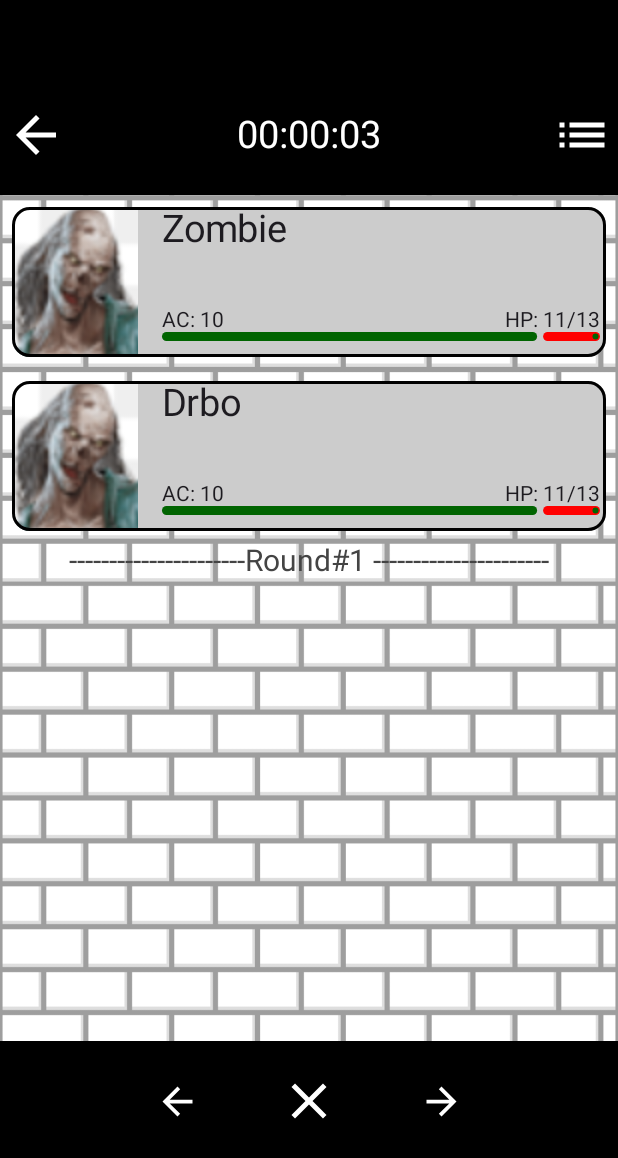
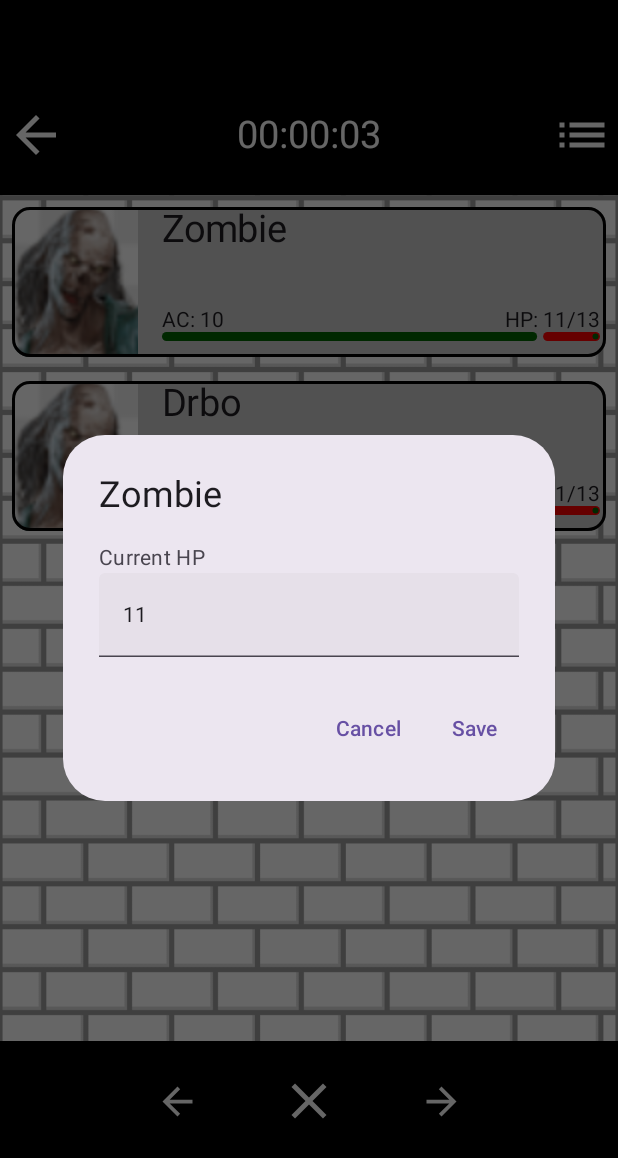
Before and after one commit to JurajNznsk/SerpEncounter, an Android app built with Jetpack Compose: the EncounterScreen screen opened through its navigation route, after a tap on "Zombie", on a phone screen of 412 x 824 dp. Shown: the top 1158 px of the screen. Run offline under Robolectric (Android 15) with nearby library versions, the phone set to English and light mode, and no system bars.

Commit message:
EncounterScreen: onEntityClick dialog changed slightly

```diff
--- a/app/src/main/java/com/example/serpencounter/ui/screens/EncounterScreen.kt
+++ b/app/src/main/java/com/example/serpencounter/ui/screens/EncounterScreen.kt
@@ -16,12 +16,14 @@ import androidx.compose.foundation.layout.size
 import androidx.compose.foundation.lazy.LazyColumn
 import androidx.compose.foundation.lazy.items
 import androidx.compose.foundation.shape.RoundedCornerShape
+import androidx.compose.foundation.text.KeyboardOptions
 import androidx.compose.material.icons.Icons
 import androidx.compose.material.icons.automirrored.filled.ArrowBack
 import androidx.compose.material.icons.automirrored.filled.ArrowForward
 import androidx.compose.material.icons.automirrored.filled.List
 import androidx.compose.material.icons.filled.Clear
 import androidx.compose.material.icons.filled.PlayArrow
+import androidx.compose.material3.AlertDialog
 import androidx.compose.material3.Card
 import androidx.compose.material3.CardDefaults
 import androidx.compose.material3.DropdownMenu
@@ -32,6 +34,8 @@ import androidx.compose.material3.LinearProgressIndicator
 import androidx.compose.material3.Scaffold
 import androidx.compose.material3.Surface
 import androidx.compose.material3.Text
+import androidx.compose.material3.TextButton
+import androidx.compose.material3.TextField
 import androidx.compose.runtime.Composable
 import androidx.compose.runtime.LaunchedEffect
 import androidx.compose.runtime.getValue
@@ -44,6 +48,7 @@ import androidx.compose.ui.graphics.Color
 import androidx.compose.ui.layout.ContentScale
 import androidx.compose.ui.res.painterResource
 import androidx.compose.ui.res.stringResource
+import androidx.compose.ui.text.input.KeyboardType
 import androidx.compose.ui.text.style.TextAlign
 import androidx.compose.ui.unit.dp
 import androidx.compose.ui.unit.sp
@@ -192,7 +197,7 @@ fun TopEncBar(
                     DropdownMenuItem(
                         text = { Text(text = stringResource(R.string.add_entity)) },
                         onClick = {
-                            // TODO: add entity to entity list
+                            // TODO: Add entity to entity list
                             expanded = false
                         }
                     )
@@ -244,8 +249,11 @@ fun RoundCard(
 @Composable
 fun EntityCard(
     entity: EncounterEntity,
-    onEntityCardClick: () -> Unit
+    onEntityUpdated: (EncounterEntity) -> Unit
 ) {
+    // Show dialog for when updating entity stats
+    var showDialog by remember { mutableStateOf(false) }
+
     Card(
         colors = CardDefaults.cardColors(
             containerColor = Color.LightGray
@@ -258,7 +266,7 @@ fun EntityCard(
                 color = Color.Black,
                 shape = RoundedCornerShape(12.dp)
             )
-            .clickable { onEntityCardClick() }
+            .clickable { showDialog = true }
     ) {
         Row {
             // Entity looks
@@ -309,6 +317,53 @@ fun EntityCard(
                 }
             }
         }
+    }
+
+    //Things I want to be able to update
+    var curHP by remember { mutableStateOf(entity.currentHP.toString()) }
+    var curName by remember { mutableStateOf(entity.name) }
+
+    if (showDialog) {
+        AlertDialog(
+            onDismissRequest = { showDialog = false },
+            confirmButton = {
+                TextButton(
+                    onClick = {
+                        val newHP = curHP.toIntOrNull()
+                        if (newHP != null) {
+                            val updatedEntity = entity.copy(currentHP = newHP)
+                            onEntityUpdated(updatedEntity)
+                            showDialog = false
+                        }
+                    }
+                ) {
+                    Text(stringResource(R.string.save_button))
+                }
+            },
+            dismissButton = {
+                TextButton(
+                    onClick = {
+                        showDialog = false
+                    }
+                ) {
+                    Text(stringResource(R.string.cancel_button))
+                }
+            },
+            title = {
+                Text(entity.name)
+            },
+            text = {
+                Column {
+                    Text(stringResource(R.string.current_hp))
+                    TextField(
+                        value = curHP,
+                        onValueChange = { curHP = it },
+                        keyboardOptions = KeyboardOptions(keyboardType = KeyboardType.Number)
+                    )
+                    // TODO: Add effects
+                }
+            }
+        )
     }
 }
 
--- a/app/src/main/res/values/strings.xml
+++ b/app/src/main/res/values/strings.xml
@@ -18,4 +18,9 @@
 
     <string name="save_encounter">Save Encounter</string>
     <string name="add_entity">Add Entity</string>
+
+    <string name="save_button">Save</string>
+    <string name="cancel_button">Cancel</string>
+    <string name="current_hp">Current HP</string>
+    <string name="current_name">Name</string>
 </resources>
```
